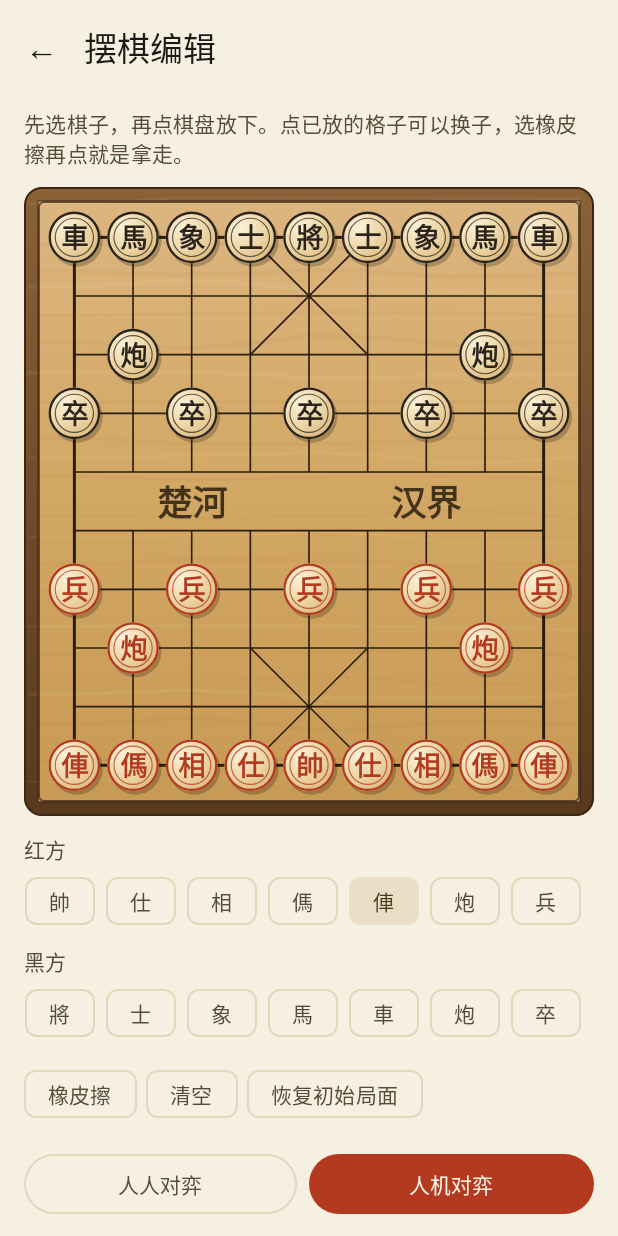
After one commit to liyuzhou79-star/TuxunXiangqi, an Android app built with Jetpack Compose: the composable EditorScreen shown on its own in the app's theme, on a phone screen of 412 x 824 dp. The commit adds this screen. Run offline under Robolectric (Android 15) with nearby library versions, the phone set to English and light mode, and no system bars.

Commit message:
Custom starts, draws, board flip/coords and a position editor

```diff
--- /dev/null
+++ b/app/src/main/java/com/tuxunxiangqi/android/ui/EditorScreen.kt
@@ -0,0 +1,235 @@
+package com.tuxunxiangqi.android.ui
+
+import androidx.compose.foundation.layout.Column
+import androidx.compose.foundation.layout.ExperimentalLayoutApi
+import androidx.compose.foundation.layout.FlowRow
+import androidx.compose.foundation.layout.Row
+import androidx.compose.foundation.layout.Spacer
+import androidx.compose.foundation.layout.fillMaxSize
+import androidx.compose.foundation.layout.fillMaxWidth
+import androidx.compose.foundation.layout.height
+import androidx.compose.foundation.layout.padding
+import androidx.compose.foundation.rememberScrollState
+import androidx.compose.foundation.verticalScroll
+import androidx.compose.material3.Button
+import androidx.compose.material3.Card
+import androidx.compose.material3.CardDefaults
+import androidx.compose.material3.ExperimentalMaterial3Api
+import androidx.compose.material3.FilterChip
+import androidx.compose.material3.IconButton
+import androidx.compose.material3.MaterialTheme
+import androidx.compose.material3.OutlinedButton
+import androidx.compose.material3.Scaffold
+import androidx.compose.material3.Text
+import androidx.compose.material3.TopAppBar
+import androidx.compose.material3.TopAppBarDefaults
+import androidx.compose.runtime.Composable
+import androidx.compose.runtime.getValue
+import androidx.compose.runtime.mutableStateOf
+import androidx.compose.runtime.remember
+import androidx.compose.runtime.setValue
+import androidx.compose.ui.Modifier
+import androidx.compose.ui.unit.dp
+import androidx.compose.ui.unit.sp
+import com.tuxunxiangqi.android.xiangqi.GameState
+import com.tuxunxiangqi.android.xiangqi.Piece
+import com.tuxunxiangqi.android.xiangqi.PieceType
+import com.tuxunxiangqi.android.xiangqi.Pos
+import com.tuxunxiangqi.android.xiangqi.Rules
+import com.tuxunxiangqi.android.xiangqi.Side
+
+/** Position validation for the editor: returns a plain-language
+ *  problem, or null when the position can start a game. */
+fun validatePosition(cells: List<Piece?>): String? {
+    val redG = Rules.generalPos(cells, Side.RED)
+    val blackG = Rules.generalPos(cells, Side.BLACK)
+    if (redG == null) return "红方还没有放帅"
+    if (blackG == null) return "黑方还没有放将"
+    fun inPalace(side: Side, p: Pos): Boolean {
+        if (p.col !in 3..5) return false
+        return if (side == Side.RED) p.row in 7..9 else p.row in 0..2
+    }
+    if (!inPalace(Side.RED, redG)) return "红帅必须放在红方九宫里"
+    if (!inPalace(Side.BLACK, blackG)) return "黑将必须放在黑方九宫里"
+    if (redG.col == blackG.col) {
+        var blocked = false
+        val lo = minOf(redG.row, blackG.row)
+        val hi = maxOf(redG.row, blackG.row)
+        for (r in (lo + 1) until hi) {
+            if (cells[r * 9 + redG.col] != null) blocked = true
+        }
+        if (!blocked) return "将帅不能照面，中间至少要隔一个棋子"
+    }
+    // Advisors must be in the palace, elephants on their own half.
+    for (r in 0..9) {
+        for (c in 0..8) {
+            val p = cells[r * 9 + c] ?: continue
+            val pos = Pos(c, r)
+            when (p.type) {
+                PieceType.ADVISOR ->
+                    if (!inPalace(p.side, pos)) return "仕/士只能放在九宫里"
+                PieceType.ELEPHANT -> {
+                    val ok = if (p.side == Side.RED) r in 5..9 else r in 0..4
+                    if (!ok) return "相/象不能过河"
+                }
+                else -> {}
+            }
+        }
+    }
+    return null
+}
+
+@OptIn(ExperimentalMaterial3Api::class, ExperimentalLayoutApi::class)
+@Composable
+fun EditorScreen(
+    onBack: () -> Unit,
+    onStart: (List<Piece?>, BoardMode) -> Unit
+) {
+    val state = remember { GameState() }
+    // null tool = eraser.
+    var tool by remember { mutableStateOf<Piece?>(Piece(PieceType.CHARIOT, Side.RED)) }
+    var erase by remember { mutableStateOf(false) }
+    var version by remember { mutableStateOf(0) }
+    val problem = remember(version) { validatePosition(state.cells) }
+
+    fun syncFromCells(cells: List<Piece?>) {
+        state.loadPosition(cells, Side.RED)
+        version++
+    }
+
+    Scaffold(
+        topBar = {
+            TopAppBar(
+                title = { Text("摆棋编辑") },
+                navigationIcon = {
+                    IconButton(onClick = onBack) {
+                        Text("←", fontSize = 22.sp)
+                    }
+                },
+                colors = TopAppBarDefaults.topAppBarColors(
+                    containerColor = MaterialTheme.colorScheme.background,
+                    titleContentColor = MaterialTheme.colorScheme.onBackground
+                )
+            )
+        },
+        containerColor = MaterialTheme.colorScheme.background
+    ) { padding ->
+        Column(
+            modifier = Modifier
+                .fillMaxSize()
+                .padding(padding)
+                .verticalScroll(rememberScrollState())
+                .padding(horizontal = 16.dp)
+        ) {
+            Spacer(Modifier.height(8.dp))
+            Text(
+                text = "先选棋子，再点棋盘放下。点已放的格子可以换子，选橡皮擦再点就是拿走。",
+                style = MaterialTheme.typography.bodyMedium,
+                color = MaterialTheme.colorScheme.onSurfaceVariant
+            )
+            Spacer(Modifier.height(12.dp))
+            BoardFrame(modifier = Modifier.fillMaxWidth()) {
+                XiangqiBoard(
+                    state = state,
+                    selected = null,
+                    legalTargets = emptyList(),
+                    onTap = { pos ->
+                        val cells = state.cells.toMutableList()
+                        cells[pos.row * 9 + pos.col] = if (erase) null else tool
+                        syncFromCells(cells)
+                    }
+                )
+            }
+            Spacer(Modifier.height(12.dp))
+            for (side in listOf(Side.RED, Side.BLACK)) {
+                Text(
+                    text = if (side == Side.RED) "红方" else "黑方",
+                    style = MaterialTheme.typography.titleSmall,
+                    color = MaterialTheme.colorScheme.onSurfaceVariant
+                )
+                FlowRow {
+                    for (type in PieceType.entries) {
+                        val piece = Piece(type, side)
+                        FilterChip(
+                            selected = !erase && tool == piece,
+                            onClick = {
+                                erase = false
+                                tool = piece
+                            },
+                            label = { Text(type.label(side)) },
+                            modifier = Modifier.padding(end = 6.dp)
+                        )
+                    }
+                }
+                Spacer(Modifier.height(6.dp))
+            }
+            FlowRow {
+                FilterChip(
+                    selected = erase,
+                    onClick = { erase = true },
+                    label = { Text("橡皮擦") },
+                    modifier = Modifier.padding(end = 6.dp)
+                )
+                FilterChip(
+                    selected = false,
+                    onClick = {
+                        val cells = MutableList<Piece?>(90) { null }
+                        syncFromCells(cells)
+                    },
+                    label = { Text("清空") },
+                    modifier = Modifier.padding(end = 6.dp)
+                )
+                FilterChip(
+                    selected = false,
+                    onClick = {
+                        state.reset()
+                        version++
+                    },
+                    label = { Text("恢复初始局面") }
+                )
+            }
+            Spacer(Modifier.height(12.dp))
+            if (problem != null) {
+                Card(
+                    colors = CardDefaults.cardColors(
+                        containerColor = MaterialTheme.colorScheme.errorContainer
+                    ),
+                    modifier = Modifier.fillMaxWidth()
+                ) {
+                    Text(
+                        text = problem,
+                        style = MaterialTheme.typography.bodyMedium,
+                        color = MaterialTheme.colorScheme.onErrorContainer,
+                        modifier = Modifier.padding(12.dp)
+                    )
+                }
+                Spacer(Modifier.height(12.dp))
+            }
+            Row(modifier = Modifier.fillMaxWidth()) {
+                OutlinedButton(
+                    onClick = { onStart(state.cells.toList(), BoardMode.PVP) },
+                    enabled = problem == null,
+                    modifier = Modifier
+                        .weight(1f)
+                        .padding(end = 8.dp)
+                ) {
+                    Text("人人对弈")
+                }
+                Button(
+                    onClick = { onStart(state.cells.toList(), BoardMode.AI) },
+                    enabled = problem == null,
+                    modifier = Modifier.weight(1f)
+                ) {
+                    Text("人机对弈")
+                }
+            }
+            Spacer(Modifier.height(8.dp))
+            Text(
+                text = "人机对弈时你执红、引擎执黑，从这个局面开始。红方先行。",
+                style = MaterialTheme.typography.bodySmall,
+                color = MaterialTheme.colorScheme.onSurfaceVariant
+            )
+            Spacer(Modifier.height(16.dp))
+        }
+    }
+}
--- a/app/src/main/java/com/tuxunxiangqi/android/xiangqi/GameState.kt
+++ b/app/src/main/java/com/tuxunxiangqi/android/xiangqi/GameState.kt
@@ -38,10 +38,10 @@ data class Piece(val type: PieceType, val side: Side)
 
 data class Move(val from: Pos, val to: Pos, val captured: Piece?)
 
-/** Outcome of a finished game: [winner] plus a plain reason string
- *  ("将死" checkmate / "困毙" stalemate — in xiangqi the side that
- *  cannot move loses either way). */
-data class GameResult(val winner: Side, val reason: String)
+/** Outcome of a finished game: [winner] (null for a draw) plus a
+ *  plain reason string ("将死" checkmate / "困毙" stalemate — in
+ *  xiangqi the side that cannot move loses either way). */
+data class GameResult(val winner: Side?, val reason: String)
 
 /**
  * Movement rules. [isPseudoLegal] covers piece geometry, blockers,
@@ -234,6 +234,13 @@ class GameState {
         get() = history.size
     private val history = ArrayList<Move>()
 
+    /** Snapshot of the position this game started from (standard
+     *  start, a handicap start, or an editor position). */
+    var initialCells: List<Piece?> = emptyList()
+        private set
+    var initialTurn: Side = Side.RED
+        private set
+
     fun historyMoves(): List<Move> = history.toList()
 
     init {
@@ -271,6 +278,8 @@ class GameState {
         history.clear()
         inCheck = false
         result = null
+        initialCells = cells.toList()
+        initialTurn = Side.RED
     }
 
     /** Loads an arbitrary position (used by tests and saved games). */
@@ -281,7 +290,31 @@ class GameState {
         turn = sideToMove
         lastMove = null
         history.clear()
+        initialCells = cells.toList()
+        initialTurn = sideToMove
         refreshStatus()
+    }
+
+    /** Starts a fresh game from [startCells] (standard start when
+     *  null), with [firstTurn] to move. Used for handicap starts and
+     *  editor positions. */
+    fun newGame(startCells: List<Piece?>?, firstTurn: Side) {
+        if (startCells == null) {
+            reset()
+            if (firstTurn != Side.RED) {
+                turn = firstTurn
+                initialTurn = firstTurn
+                refreshStatus()
+            }
+        } else {
+            loadPosition(startCells, firstTurn)
+        }
+    }
+
+    /** Ends the game from outside the rules (resignation, agreed
+     *  draw, clock timeout). [winner] is null for a draw. */
+    fun forceResult(winner: Side?, reason: String) {
+        if (result == null) result = GameResult(winner, reason)
     }
 
     /** Recomputes check / game-over for the side to move. A side with
```
Also changed, not shown: app/src/main/java/com/tuxunxiangqi/android/MainActivity.kt (+15 -3 lines), app/src/main/java/com/tuxunxiangqi/android/ui/BoardScreen.kt (+11 -3 lines), app/src/main/java/com/tuxunxiangqi/android/ui/BoardView.kt (+70 -14 lines), app/src/main/java/com/tuxunxiangqi/android/ui/HomeScreen.kt (+13 -1 lines).
